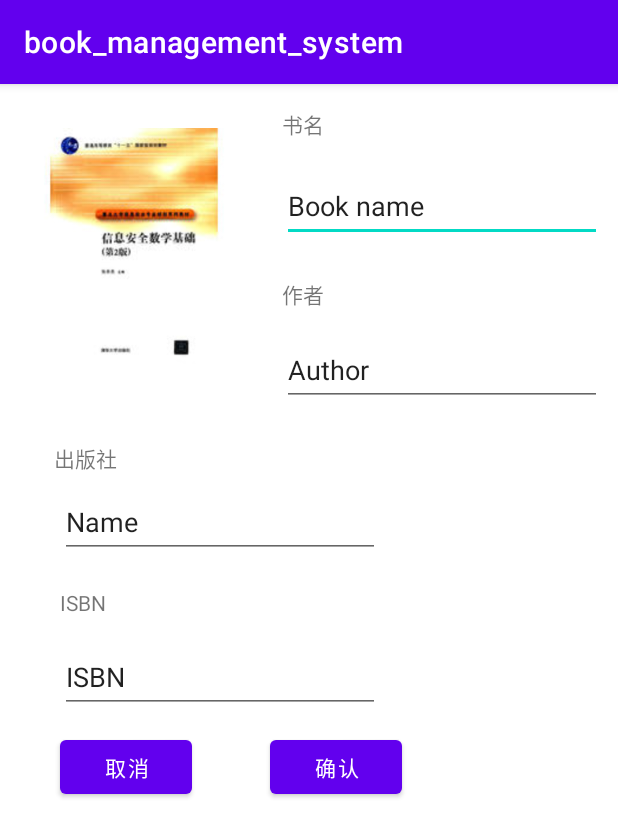
After one commit to GXshushu/book_management_system_new, an Android app: the AddActivity screen opened directly, with no data from a screen before it, on a phone screen of 412 x 824 dp. The commit adds this screen. Shown: the top 837 px of the screen. Run offline under Robolectric (Android 15) with nearby library versions, the phone set to English and light mode, and no system bars.

Commit message:
功能增加： 补充ISBN和出版社的显示 悬浮按钮 编辑添加新的书籍

```diff
--- a/app/src/main/AndroidManifest.xml
+++ b/app/src/main/AndroidManifest.xml
@@ -14,6 +14,9 @@
         android:theme="@style/Theme.Book_management_system"
         tools:targetApi="31">
         <activity
+            android:name=".AddActivity"
+            android:exported="false" />
+        <activity
             android:name=".MainActivity"
             android:exported="true">
             <intent-filter>
@@ -24,8 +27,7 @@
         </activity>
         <activity
             android:name=".EditActivity"
-            android:exported="true">
-        </activity>
+            android:exported="true"></activity>
     </application>
 
 </manifest>
--- /dev/null
+++ b/app/src/main/java/com/example/book_management_system/AddActivity.java
@@ -0,0 +1,46 @@
+package com.example.book_management_system;
+
+import androidx.appcompat.app.AppCompatActivity;
+
+import android.content.Intent;
+import android.os.Bundle;
+import android.view.View;
+import android.widget.Button;
+import android.widget.TextView;
+
+public class AddActivity extends AppCompatActivity {
+
+    @Override
+    protected void onCreate(Bundle savedInstanceState) {
+        super.onCreate(savedInstanceState);
+        setContentView(R.layout.activity_add);
+        Button btn_cancel=(Button) findViewById(R.id.buttoncancel);
+        Intent intent = getIntent();
+        TextView textView_title = findViewById(R.id.editTextTextPersonName);
+        TextView textView_Anthor = findViewById(R.id.editTextTextPersonName2);
+        TextView textView_ISBN = findViewById(R.id.editTextTextPersonName3);
+        TextView textView_Publisher = findViewById(R.id.editTextTextPersonName4);
+        btn_cancel.setOnClickListener(new View.OnClickListener() {
+
+            @Override
+            public void onClick(View v) {
+                setResult(RESULT_OK,intent);
+                finish();
+            }
+        });
+        Button btn_ok=(Button) findViewById(R.id.buttonok);
+        btn_ok.setOnClickListener(new View.OnClickListener() {
+
+            @Override
+            public void onClick(View v) {
+                String author_back = textView_Anthor.getText().toString();
+                intent.putExtra("Author_back",author_back);
+                intent.putExtra("title_back",textView_title.getText().toString());
+                intent.putExtra("ISBN_back",textView_ISBN.getText().toString());
+                intent.putExtra("publisher_back",textView_Publisher.getText().toString());
+                setResult(RESULT_OK,intent);
+                finish();
+            }
+        });
+    }
+}
--- /dev/null
+++ b/app/src/main/res/layout/activity_add.xml
@@ -0,0 +1,127 @@
+<?xml version="1.0" encoding="utf-8"?>
+<androidx.constraintlayout.widget.ConstraintLayout xmlns:android="http://schemas.android.com/apk/res/android"
+    xmlns:app="http://schemas.android.com/apk/res-auto"
+    xmlns:tools="http://schemas.android.com/tools"
+    android:layout_width="match_parent"
+    android:layout_height="match_parent"
+    tools:context=".AddActivity">
+
+    <TextView
+        android:id="@+id/textView7"
+        android:layout_width="wrap_content"
+        android:layout_height="wrap_content"
+        android:layout_marginStart="188dp"
+        android:layout_marginTop="16dp"
+        android:text="书名"
+        app:layout_constraintStart_toStartOf="parent"
+        app:layout_constraintTop_toTopOf="parent" />
+
+    <EditText
+        android:id="@+id/editTextTextPersonName"
+        android:layout_width="wrap_content"
+        android:layout_height="wrap_content"
+        android:layout_marginTop="20dp"
+        android:ems="10"
+        android:inputType="textPersonName"
+        android:minHeight="48dp"
+        android:text="Book name"
+        app:layout_constraintStart_toStartOf="@+id/textView7"
+        app:layout_constraintTop_toBottomOf="@+id/textView7" />
+
+    <TextView
+        android:id="@+id/textView8"
+        android:layout_width="wrap_content"
+        android:layout_height="wrap_content"
+        android:layout_marginTop="24dp"
+        android:text="作者"
+        app:layout_constraintStart_toStartOf="@+id/editTextTextPersonName"
+        app:layout_constraintTop_toBottomOf="@+id/editTextTextPersonName" />
+
+    <EditText
+        android:id="@+id/editTextTextPersonName2"
+        android:layout_width="wrap_content"
+        android:layout_height="wrap_content"
+        android:layout_marginTop="16dp"
+        android:ems="10"
+        android:inputType="textPersonName"
+        android:minHeight="48dp"
+        android:text="Author"
+        app:layout_constraintStart_toStartOf="@+id/textView8"
+        app:layout_constraintTop_toBottomOf="@+id/textView8" />
+
+    <TextView
+        android:id="@+id/textView9"
+        android:layout_width="wrap_content"
+        android:layout_height="wrap_content"
+        android:layout_marginTop="20dp"
+        android:text="ISBN"
+        app:layout_constraintStart_toStartOf="@+id/editTextTextPersonName4"
+        app:layout_constraintTop_toBottomOf="@+id/editTextTextPersonName4" />
+
+    <EditText
+        android:id="@+id/editTextTextPersonName3"
+        android:layout_width="wrap_content"
+        android:layout_height="wrap_content"
+        android:layout_marginTop="16dp"
+        android:ems="10"
+        android:inputType="textPersonName"
+        android:minHeight="48dp"
+        android:text="ISBN"
+        app:layout_constraintStart_toStartOf="@+id/textView9"
+        app:layout_constraintTop_toBottomOf="@+id/textView9" />
+
+    <TextView
+        android:id="@+id/textView10"
+        android:layout_width="wrap_content"
+        android:layout_height="wrap_content"
+        android:layout_marginStart="36dp"
+        android:layout_marginTop="24dp"
+        android:text="出版社"
+        app:layout_constraintStart_toStartOf="parent"
+        app:layout_constraintTop_toBottomOf="@+id/editTextTextPersonName2" />
+
+    <EditText
+        android:id="@+id/editTextTextPersonName4"
+        android:layout_width="wrap_content"
+        android:layout_height="wrap_content"
+        android:layout_marginStart="4dp"
+        android:layout_marginTop="8dp"
+        android:ems="10"
+        android:inputType="textPersonName"
+        android:minHeight="48dp"
+        android:text="Name"
+        app:layout_constraintStart_toStartOf="@+id/textView10"
+        app:layout_constraintTop_toBottomOf="@+id/textView10" />
+
+    <Button
+        android:id="@+id/buttoncancel"
+        android:layout_width="wrap_content"
+        android:layout_height="wrap_content"
+        android:layout_marginTop="12dp"
+        android:text="取消"
+        app:layout_constraintStart_toStartOf="@+id/editTextTextPersonName3"
+        app:layout_constraintTop_toBottomOf="@+id/editTextTextPersonName3" />
+
+    <Button
+        android:id="@+id/buttonok"
+        android:layout_width="wrap_content"
+        android:layout_height="wrap_content"
+        android:layout_marginStart="52dp"
+        android:text="确认"
+        app:layout_constraintStart_toEndOf="@+id/buttoncancel"
+        app:layout_constraintTop_toTopOf="@+id/buttoncancel" />
+
+    <ImageView
+        android:id="@+id/imageView3"
+        android:layout_width="165dp"
+        android:layout_height="157dp"
+        android:layout_marginEnd="16dp"
+        android:layout_marginBottom="52dp"
+        app:layout_constraintBottom_toTopOf="@+id/textView10"
+        app:layout_constraintEnd_toStartOf="@+id/editTextTextPersonName"
+        app:layout_constraintHorizontal_bias="1.0"
+        app:layout_constraintStart_toStartOf="parent"
+        app:layout_constraintTop_toTopOf="parent"
+        app:layout_constraintVertical_bias="1.0"
+        app:srcCompat="@drawable/a1" />
+</androidx.constraintlayout.widget.ConstraintLayout>
--- a/app/src/main/res/layout/activity_edit.xml
+++ b/app/src/main/res/layout/activity_edit.xml
@@ -8,8 +8,8 @@
 
     <ImageView
         android:id="@+id/imageView2"
-        android:layout_width="0dp"
-        android:layout_height="wrap_content"
+        android:layout_width="389dp"
+        android:layout_height="91dp"
         app:layout_constraintEnd_toEndOf="parent"
         app:layout_constraintStart_toStartOf="parent"
         app:layout_constraintTop_toTopOf="parent"
--- a/app/src/main/res/layout/item_list.xml
+++ b/app/src/main/res/layout/item_list.xml
@@ -11,7 +11,11 @@
         android:layout_height="34dp"
         android:layout_marginStart="112dp"
         android:layout_marginTop="8dp"
+        android:fontFamily="sans-serif"
         android:text="标题"
+        android:textAppearance="@style/TextAppearance.AppCompat.Body1"
+        android:textSize="16sp"
+        android:textStyle="bold|italic"
         app:layout_constraintStart_toStartOf="parent"
         app:layout_constraintTop_toTopOf="parent" />
 
@@ -21,7 +25,9 @@
         android:layout_height="57dp"
         android:layout_marginStart="112dp"
         android:layout_marginTop="12dp"
+        android:fontFamily="sans-serif"
         android:text="内容"
+        android:textSize="16sp"
         app:layout_constraintStart_toStartOf="parent"
         app:layout_constraintTop_toBottomOf="@+id/textView" />
 
```
Also changed, not shown: app/src/main/java/com/example/book_management_system/EditActivity.java (+13 -2 lines), app/src/main/java/com/example/book_management_system/MainActivity.java (+45 -5 lines), app/src/main/res/layout/activity_main.xml (+13 -1 lines).
